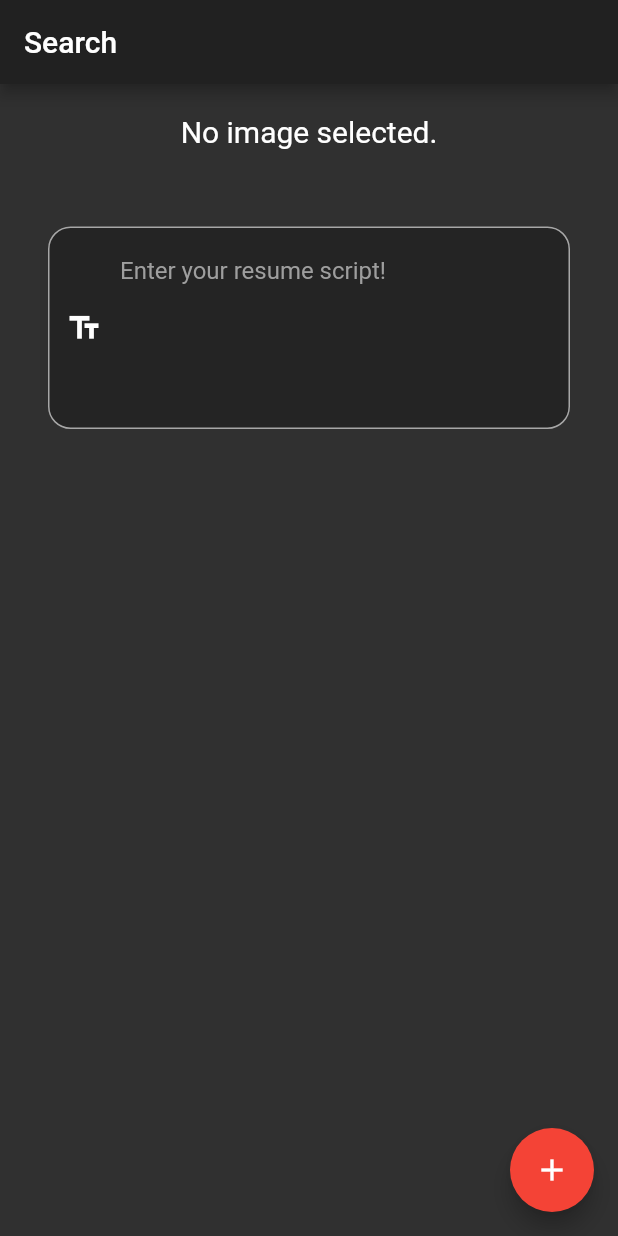
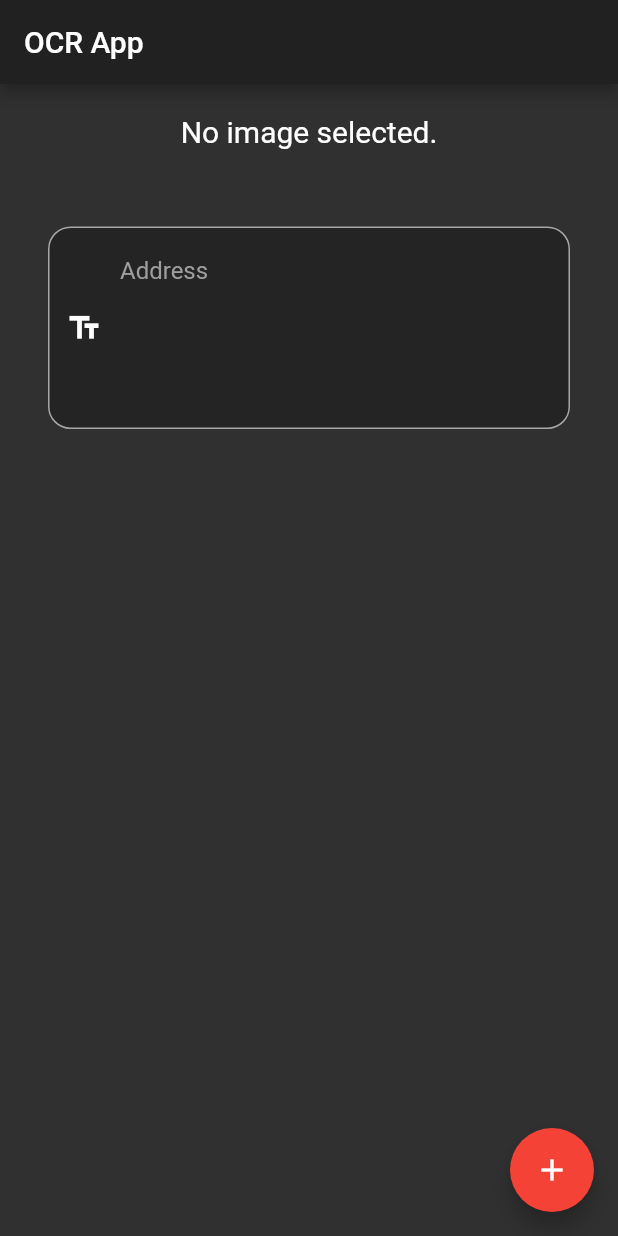
Before and after one commit to sayannath/Flutter-OCR, a Flutter app: the HomePage screen opened directly, after a tap on the "add" icon, on a phone screen of 412 x 824 dp. Run offline on Flutter 3.47's test engine with Material 2 defaults, Android fonts, the phone set to English and light mode, and no system bars; our stand-ins replace firebase_core, image_cropper, image_picker; missing offline and left inert: animated_splash, firebase_ml_vision; accounts and stored records are empty.

Commit message:
Flutter OCR push

```diff
--- a/lib/views/homePage.dart
+++ b/lib/views/homePage.dart
@@ -1,9 +1,15 @@
 import 'dart:io';
 
 import 'package:flutter/material.dart';
+import 'package:image_cropper/image_cropper.dart';
 import 'package:image_picker/image_picker.dart';
-import 'package:url_launcher/url_launcher.dart';
 import 'package:firebase_ml_vision/firebase_ml_vision.dart';
+
+enum AppState {
+  free,
+  picked,
+  cropped,
+}
 
 class HomePage extends StatefulWidget {
   @override
@@ -11,14 +17,24 @@ class HomePage extends StatefulWidget {
 }
 
 class _HomePageState extends State<HomePage> {
+  AppState state;
   File _image;
   final picker = ImagePicker();
+
+  @override
+  void initState() {
+    super.initState();
+    state = AppState.free;
+  }
 
   Future getImage() async {
     final pickedFile = await picker.getImage(source: ImageSource.camera);
     setState(() {
       if (pickedFile != null) {
         _image = File(pickedFile.path);
+        setState(() {
+          state = AppState.picked;
+        });
       } else {
         print('No image selected.');
       }
@@ -45,31 +61,22 @@ class _HomePageState extends State<HomePage> {
     setState(() {});
   }
 
-  _launchURL(String text) async {
-    var url = 'https://www.google.com/search?q=$text&tbm=isch';
-    if (await canLaunch(url)) {
-      await launch(url);
-    } else {
-      throw 'Could not launch $url';
-    }
-  }
-
   @override
   Widget build(BuildContext context) {
     return Scaffold(
       appBar: AppBar(
-        title: Text('Search'),
+        title: Text('OCR App'),
       ),
       floatingActionButton: FloatingActionButton(
         backgroundColor: Colors.red,
-        child: Icon(Icons.add, color: Colors.white),
-        onPressed: () async {
-          setState(() {
-            script.clear();
-          _image = null;
-          });
-          await getImage();
+        onPressed: () {
+          if (state == AppState.free) {
+            getImage();
+          } else if (state == AppState.picked)
+            cropImage();
+          else if (state == AppState.cropped) getText();
         },
+        child: buildButtonIcon(),
       ),
       body: Container(
         height: MediaQuery.of(context).size.height,
@@ -85,28 +92,13 @@ class _HomePageState extends State<HomePage> {
                       'No image selected.',
                       style: TextStyle(fontSize: 20, color: Colors.white),
                     )
-                  : Container(height: 300, width: 300, child: Image.file(_image)),
+                  : Container(
+                      height: 300, width: 300, child: Image.file(_image)),
               SizedBox(height: 20),
-              Visibility(
-                visible: _image == null && script.text.length == 0 ? false : true,
-                child: SizedBox(
-                  width: 200,
-                  child: RaisedButton(
-                    onPressed: () async {
-                      await readText(_image);
-                    },
-                    shape: RoundedRectangleBorder(
-                        borderRadius: BorderRadius.circular(25)),
-                    color: Colors.red,
-                    padding: EdgeInsets.symmetric(vertical: 16),
-                    child: Text("Get Text"),
-                  ),
-                ),
-              ),
               script.text != null
                   ? Padding(
-                    padding: const EdgeInsets.all(32.0),
-                    child: TextFormField(
+                      padding: const EdgeInsets.all(32.0),
+                      child: TextFormField(
                         controller: script,
                         minLines: 5,
                         maxLines: 100,
@@ -115,11 +107,12 @@ class _HomePageState extends State<HomePage> {
                           setState(() {});
                         },
                         decoration: InputDecoration(
-                          prefixIcon: Icon(Icons.text_fields, color: Colors.white),
+                          prefixIcon:
+                              Icon(Icons.text_fields, color: Colors.white),
                           focusColor: Colors.black26,
                           fillColor: Colors.black26,
                           filled: true,
-                          hintText: "Enter your resume script!",
+                          hintText: "Address",
                           hintStyle: TextStyle(color: Colors.grey),
                           enabledBorder: OutlineInputBorder(
                             borderRadius: BorderRadius.circular(15),
@@ -137,25 +130,8 @@ class _HomePageState extends State<HomePage> {
                           ),
                         ),
                       ),
-                  )
+                    )
                   : Text("No Text found"),
-              SizedBox(height: 20),
-              Visibility(
-                visible: _image == null && script.text.length == 0 ? false : true,
-                child: SizedBox(
-                  width: 200,
-                  child: RaisedButton(
-                    onPressed: () {
-                      _launchURL(script.text);
-                    },
-                    shape: RoundedRectangleBorder(
-                        borderRadius: BorderRadius.circular(25)),
-                    color: Colors.red,
-                    padding: EdgeInsets.symmetric(vertical: 16),
-                    child: Text("Search"),
-                  ),
-                ),
-              ),
               SizedBox(height: 20),
             ],
           ),
@@ -163,4 +139,60 @@ class _HomePageState extends State<HomePage> {
       ),
     );
   }
+
+  Widget buildButtonIcon() {
+    if (state == AppState.free)
+      return Icon(Icons.add, color: Colors.white,);
+    else if (state == AppState.picked)
+      return Icon(Icons.crop,  color: Colors.white,);
+    else if (state == AppState.cropped)
+      return Icon(Icons.arrow_right,  color: Colors.white,);
+    else
+      return Container();
+  }
+
+  Future<Null> cropImage() async {
+    File croppedFile = await ImageCropper.cropImage(
+        sourcePath: _image.path,
+        aspectRatioPresets: Platform.isAndroid
+            ? [
+                CropAspectRatioPreset.square,
+                CropAspectRatioPreset.ratio3x2,
+                CropAspectRatioPreset.original,
+                CropAspectRatioPreset.ratio4x3,
+                CropAspectRatioPreset.ratio16x9
+              ]
+            : [
+                CropAspectRatioPreset.original,
+                CropAspectRatioPreset.square,
+                CropAspectRatioPreset.ratio3x2,
+                CropAspectRatioPreset.ratio4x3,
+                CropAspectRatioPreset.ratio5x3,
+                CropAspectRatioPreset.ratio5x4,
+                CropAspectRatioPreset.ratio7x5,
+                CropAspectRatioPreset.ratio16x9
+              ],
+        androidUiSettings: AndroidUiSettings(
+            toolbarTitle: 'Crop the Image',
+            toolbarColor: Color(0xff375079),
+            toolbarWidgetColor: Colors.white,
+            initAspectRatio: CropAspectRatioPreset.original,
+            lockAspectRatio: false),
+        iosUiSettings: IOSUiSettings(
+          title: 'Cropper',
+        ));
+    if (croppedFile != null) {
+      _image = croppedFile;
+      setState(() {
+        state = AppState.cropped;
+      });
+    }
+  }
+
+  void getText() async {
+    await readText(_image);
+    setState(() {
+      state = AppState.free;
+    });
+  }
 }
```
Also changed, not shown: lib/main.dart (+10 -5 lines), pubspec.yaml (+4 -7 lines), assets/logo.png (added), pubspec.lock, 2 other files.
